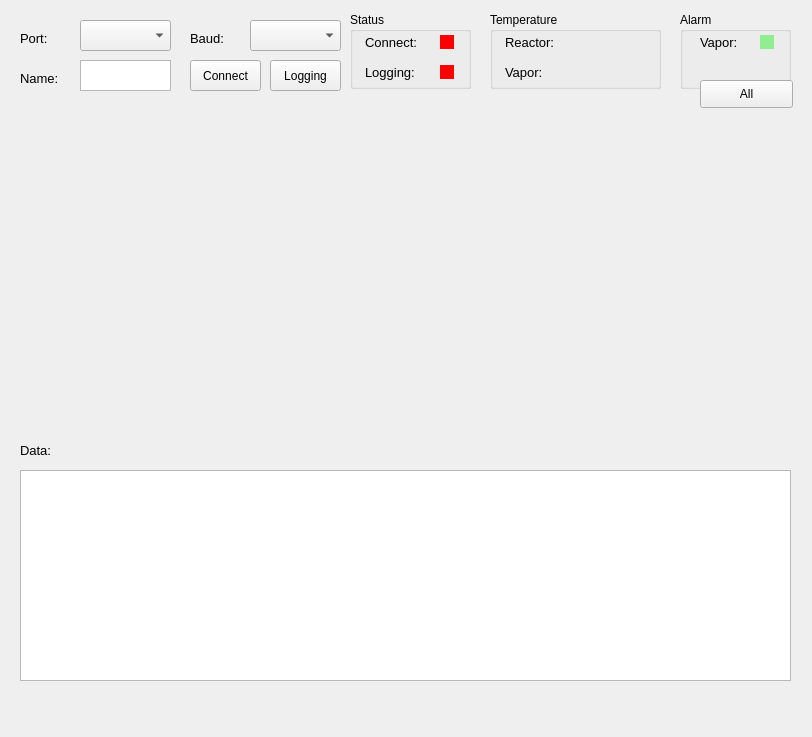
onllooker/HEXAR_project, file design.ui: the form before one commit.
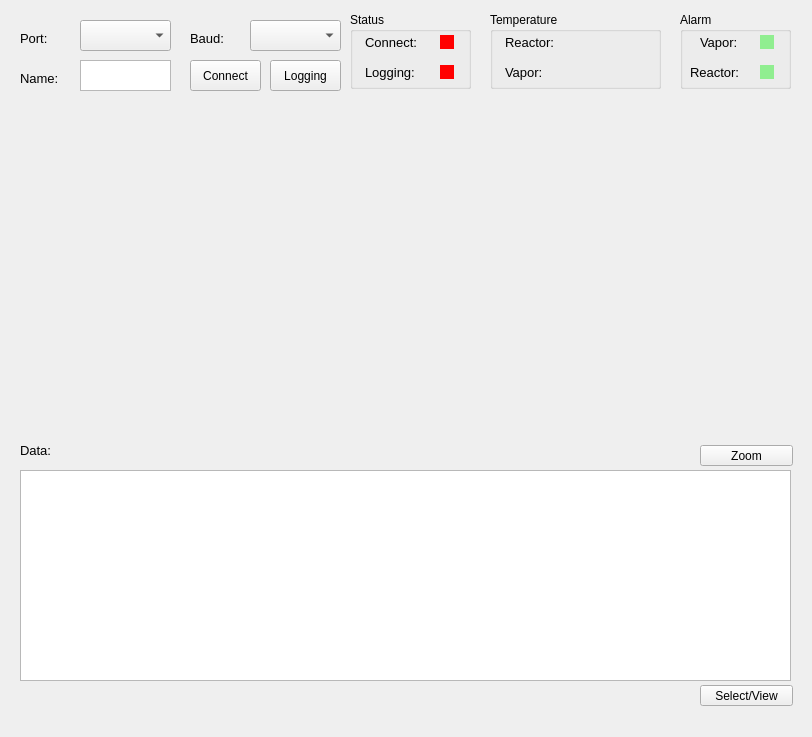
The form after the commit.

Diff of the .ui file:
```diff
--- a/design.ui
+++ b/design.ui
@@ -444,6 +444,46 @@
       <string/>
      </property>
     </widget>
+    <widget class="QLabel" name="label_14">
+     <property name="geometry">
+      <rect>
+       <x>10</x>
+       <y>50</y>
+       <width>71</width>
+       <height>21</height>
+      </rect>
+     </property>
+     <property name="font">
+      <font>
+       <pointsize>10</pointsize>
+      </font>
+     </property>
+     <property name="text">
+      <string>Reactor:</string>
+     </property>
+    </widget>
+    <widget class="QRadioButton" name="reactor_alarm">
+     <property name="geometry">
+      <rect>
+       <x>80</x>
+       <y>50</y>
+       <width>16</width>
+       <height>20</height>
+      </rect>
+     </property>
+     <property name="autoFillBackground">
+      <bool>false</bool>
+     </property>
+     <property name="styleSheet">
+      <string notr="true">QRadioButton::indicator
+                                   {
+                                   background-color : lightgreen
+                                   } </string>
+     </property>
+     <property name="text">
+      <string/>
+     </property>
+    </widget>
    </widget>
    <widget class="QTableView" name="tableView">
     <property name="geometry">
@@ -459,13 +499,26 @@
     <property name="geometry">
      <rect>
       <x>700</x>
-      <y>80</y>
+      <y>445</y>
       <width>93</width>
-      <height>28</height>
+      <height>21</height>
      </rect>
     </property>
     <property name="text">
-     <string>All</string>
+     <string>Zoom</string>
+    </property>
+   </widget>
+   <widget class="QPushButton" name="show_tables_btn">
+    <property name="geometry">
+     <rect>
+      <x>700</x>
+      <y>685</y>
+      <width>93</width>
+      <height>21</height>
+     </rect>
+    </property>
+    <property name="text">
+     <string>Select/View</string>
     </property>
    </widget>
   </widget>
```
